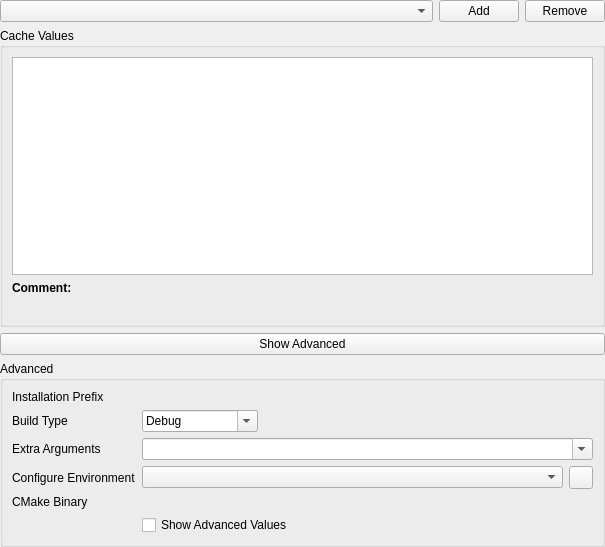
This is projectmanagers/cmake/settings/cmakebuildsettings.ui in KDE/kdevelop as Qt 5 draws it before an edit. The edited form follows.
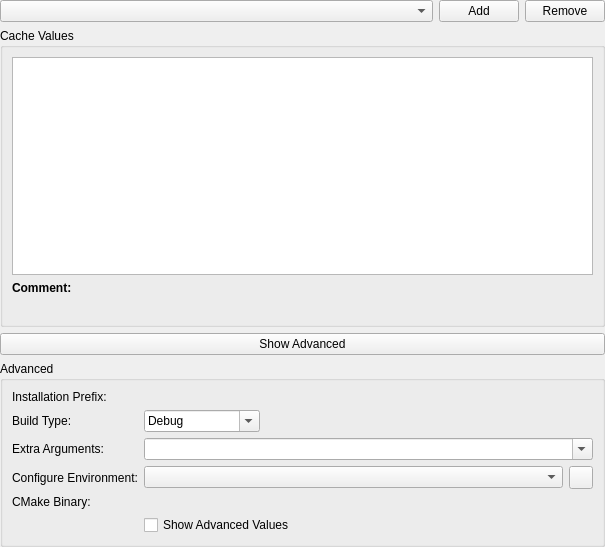
This is the edited form. Custom widgets are drawn as their Qt base class.

Commit message: CMake build settings: add missing : to labels

Diff of the .ui file:
```diff
--- a/projectmanagers/cmake/settings/cmakebuildsettings.ui
+++ b/projectmanagers/cmake/settings/cmakebuildsettings.ui
@@ -116,7 +116,7 @@
       <item row="0" column="0">
        <widget class="QLabel" name="installationPrefixLabel">
         <property name="text">
-         <string>Installation Prefix</string>
+         <string>Installation Prefix:</string>
         </property>
        </widget>
       </item>
@@ -126,7 +126,7 @@
       <item row="1" column="0">
        <widget class="QLabel" name="buildTypeLabel">
         <property name="text">
-         <string>Build Type</string>
+         <string>Build Type:</string>
         </property>
        </widget>
       </item>
@@ -160,7 +160,7 @@
       <item row="2" column="0">
        <widget class="QLabel" name="extraArgumentsLabel">
         <property name="text">
-         <string>Extra Arguments</string>
+         <string>Extra Arguments:</string>
         </property>
        </widget>
       </item>
@@ -180,7 +180,7 @@
       <item row="3" column="0">
        <widget class="QLabel" name="label_2">
         <property name="text">
-         <string>Configure Environment</string>
+         <string>Configure Environment:</string>
         </property>
        </widget>
       </item>
@@ -217,7 +217,7 @@
       <item row="4" column="0">
        <widget class="QLabel" name="cMakeBinaryLabel">
         <property name="text">
-         <string>CMake Binary</string>
+         <string>CMake Binary:</string>
         </property>
        </widget>
       </item>
```
